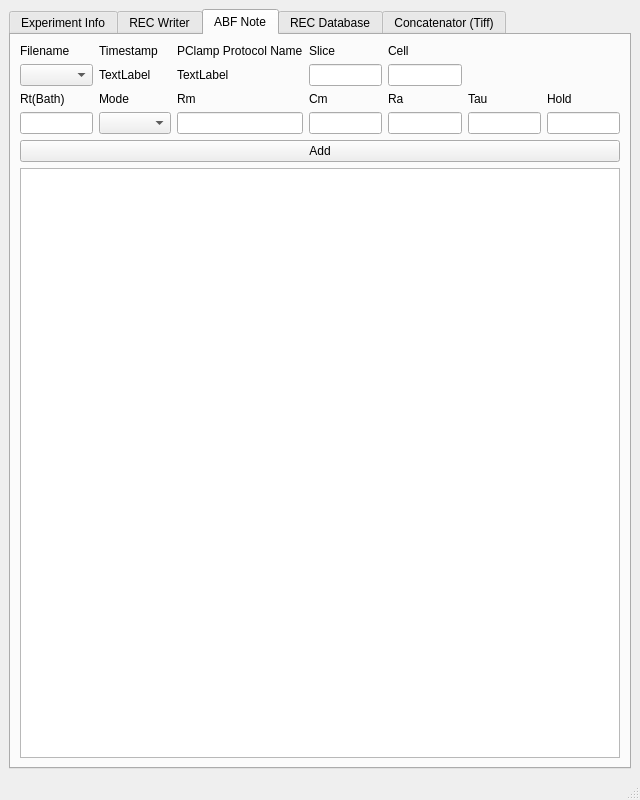
Old version of the form ui/Expdata Manager.ui in the repository kang62489/PG_003.
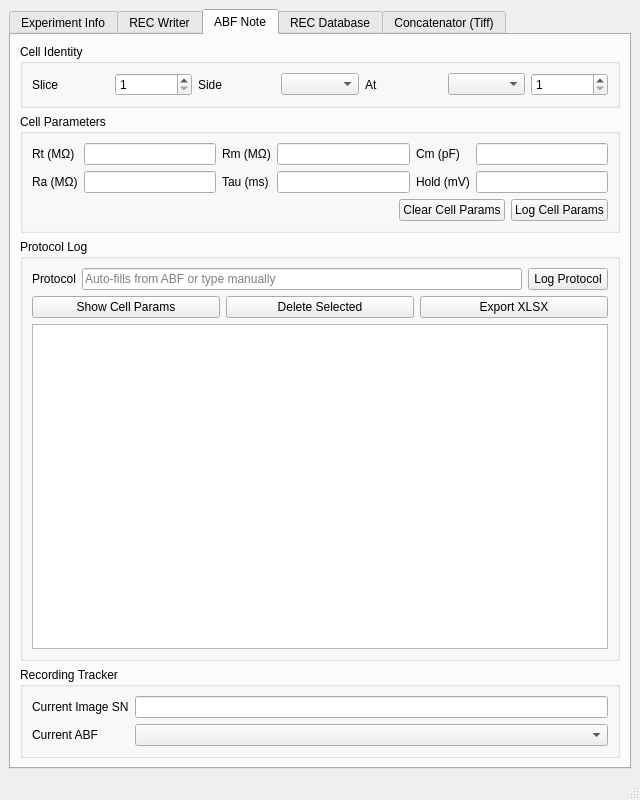
New version of the form. The open tabs and pages were chosen to show the change.

What changed in the file:
```diff
--- a/ui/Expdata Manager.ui
+++ b/ui/Expdata Manager.ui
@@ -740,146 +740,262 @@
        </attribute>
        <layout class="QVBoxLayout" name="verticalLayout_15">
         <item>
-         <layout class="QGridLayout" name="gridLayout_3">
-          <item row="2" column="0">
-           <widget class="QComboBox" name="cb_ABF_FILENAME"/>
-          </item>
-          <item row="0" column="3">
-           <widget class="QLabel" name="lbl_abfSlice">
-            <property name="text">
-             <string>Slice</string>
-            </property>
-           </widget>
-          </item>
-          <item row="0" column="0">
-           <widget class="QLabel" name="lbl_abfFilename">
-            <property name="text">
-             <string>Filename</string>
-            </property>
-           </widget>
-          </item>
-          <item row="0" column="2">
-           <widget class="QLabel" name="lbl_abfProtocol">
-            <property name="text">
-             <string>PClamp Protocol Name</string>
-            </property>
-           </widget>
-          </item>
-          <item row="0" column="4">
-           <widget class="QLabel" name="lbl_abfCell">
-            <property name="text">
-             <string>Cell</string>
-            </property>
-           </widget>
-          </item>
-          <item row="3" column="0">
-           <widget class="QLabel" name="lbl_abfRtBath">
-            <property name="text">
-             <string>Rt(Bath)</string>
-            </property>
-           </widget>
-          </item>
-          <item row="2" column="2">
-           <widget class="QLabel" name="lbl_abfProtocolVal">
-            <property name="text">
-             <string>TextLabel</string>
-            </property>
-           </widget>
-          </item>
-          <item row="4" column="0">
-           <widget class="QLineEdit" name="le_abfRtBath"/>
-          </item>
-          <item row="2" column="3">
-           <widget class="QLineEdit" name="le_abfSlice"/>
-          </item>
-          <item row="2" column="4">
-           <widget class="QLineEdit" name="le_abfCell"/>
-          </item>
-          <item row="0" column="1">
-           <widget class="QLabel" name="lbl_abfTimestamp">
-            <property name="text">
-             <string>Timestamp</string>
-            </property>
-           </widget>
-          </item>
-          <item row="2" column="1">
-           <widget class="QLabel" name="lbl_abfTimestampVal">
-            <property name="text">
-             <string>TextLabel</string>
-            </property>
-           </widget>
-          </item>
-          <item row="3" column="1">
-           <widget class="QLabel" name="lbl_abfMode">
-            <property name="text">
-             <string>Mode</string>
-            </property>
-           </widget>
-          </item>
-          <item row="4" column="1">
-           <widget class="QComboBox" name="cb_ABF_MODE"/>
-          </item>
-          <item row="3" column="2">
-           <widget class="QLabel" name="lbl_abfRm">
-            <property name="text">
-             <string>Rm</string>
-            </property>
-           </widget>
-          </item>
-          <item row="3" column="3">
-           <widget class="QLabel" name="lbl_abfCm">
-            <property name="text">
-             <string>Cm</string>
-            </property>
-           </widget>
-          </item>
-          <item row="3" column="4">
-           <widget class="QLabel" name="lbl_abfRa">
-            <property name="text">
-             <string>Ra</string>
-            </property>
-           </widget>
-          </item>
-          <item row="3" column="5">
-           <widget class="QLabel" name="lbl_abfTau">
-            <property name="text">
-             <string>Tau</string>
-            </property>
-           </widget>
-          </item>
-          <item row="4" column="2">
-           <widget class="QLineEdit" name="le_abfRm"/>
-          </item>
-          <item row="4" column="3">
-           <widget class="QLineEdit" name="le_abfCm"/>
-          </item>
-          <item row="4" column="4">
-           <widget class="QLineEdit" name="le_abfRa"/>
-          </item>
-          <item row="4" column="5">
-           <widget class="QLineEdit" name="le_abfTau"/>
-          </item>
-          <item row="3" column="6">
-           <widget class="QLabel" name="lbl_abfHold">
-            <property name="text">
-             <string>Hold</string>
-            </property>
-           </widget>
-          </item>
-          <item row="4" column="6">
-           <widget class="QLineEdit" name="le_abfHold"/>
-          </item>
-         </layout>
+         <widget class="QGroupBox" name="gb_cellIdentity">
+          <property name="title">
+           <string>Cell Identity</string>
+          </property>
+          <layout class="QHBoxLayout" name="horizontalLayout_cellId">
+           <item>
+            <widget class="QLabel" name="lbl_abfSlice">
+             <property name="text">
+              <string>Slice</string>
+             </property>
+            </widget>
+           </item>
+           <item>
+            <widget class="QSpinBox" name="sb_abfSlice">
+             <property name="minimum">
+              <number>1</number>
+             </property>
+             <property name="maximum">
+              <number>99</number>
+             </property>
+            </widget>
+           </item>
+           <item>
+            <widget class="QLabel" name="lbl_abfSide">
+             <property name="text">
+              <string>Side</string>
+             </property>
+            </widget>
+           </item>
+           <item>
+            <widget class="QComboBox" name="cb_abfSide"/>
+           </item>
+           <item>
+            <widget class="QLabel" name="lbl_abfAt">
+             <property name="text">
+              <string>At</string>
+             </property>
+            </widget>
+           </item>
+           <item>
+            <widget class="QComboBox" name="cb_abfAtType"/>
+           </item>
+           <item>
+            <widget class="QSpinBox" name="sb_abfAt">
+             <property name="minimum">
+              <number>1</number>
+             </property>
+             <property name="maximum">
+              <number>99</number>
+             </property>
+            </widget>
+           </item>
+          </layout>
+         </widget>
         </item>
         <item>
-         <widget class="QPushButton" name="btn_AddAbf">
-          <property name="text">
-           <string>Add</string>
+         <widget class="QGroupBox" name="gb_cellParams">
+          <property name="title">
+           <string>Cell Parameters</string>
           </property>
+          <layout class="QVBoxLayout" name="verticalLayout_cellParams">
+           <item>
+            <layout class="QGridLayout" name="gridLayout_cellParams">
+             <item row="0" column="0">
+              <widget class="QLabel" name="lbl_abfRt">
+               <property name="text">
+                <string>Rt (MΩ)</string>
+               </property>
+              </widget>
+             </item>
+             <item row="0" column="1">
+              <widget class="QLineEdit" name="le_abfRt"/>
+             </item>
+             <item row="0" column="2">
+              <widget class="QLabel" name="lbl_abfRm">
+               <property name="text">
+                <string>Rm (MΩ)</string>
+               </property>
+              </widget>
+             </item>
+             <item row="0" column="3">
+              <widget class="QLineEdit" name="le_abfRm"/>
+             </item>
+             <item row="0" column="4">
+              <widget class="QLabel" name="lbl_abfCm">
+               <property name="text">
+                <string>Cm (pF)</string>
+               </property>
+              </widget>
+             </item>
+             <item row="0" column="5">
+              <widget class="QLineEdit" name="le_abfCm"/>
+             </item>
+             <item row="1" column="0">
+              <widget class="QLabel" name="lbl_abfRa">
+               <property name="text">
+                <string>Ra (MΩ)</string>
+               </property>
+              </widget>
+             </item>
+             <item row="1" column="1">
+              <widget class="QLineEdit" name="le_abfRa"/>
+             </item>
+             <item row="1" column="2">
+              <widget class="QLabel" name="lbl_abfTau">
+               <property name="text">
+                <string>Tau (ms)</string>
+               </property>
+              </widget>
+             </item>
+             <item row="1" column="3">
+              <widget class="QLineEdit" name="le_abfTau"/>
+             </item>
+             <item row="1" column="4">
+              <widget class="QLabel" name="lbl_abfHold">
+               <property name="text">
+                <string>Hold (mV)</string>
+               </property>
+              </widget>
+             </item>
+             <item row="1" column="5">
+              <widget class="QLineEdit" name="le_abfHold"/>
+             </item>
+            </layout>
+           </item>
+           <item>
+            <layout class="QHBoxLayout" name="horizontalLayout_logCellParams">
+             <item>
+              <spacer name="spacer_cellParams">
+               <property name="orientation">
+                <enum>Qt::Orientation::Horizontal</enum>
+               </property>
+               <property name="sizeHint" stdset="0">
+                <size>
+                 <width>0</width>
+                 <height>0</height>
+                </size>
+               </property>
+              </spacer>
+             </item>
+             <item>
+              <widget class="QPushButton" name="btn_ClearCellParams">
+               <property name="text">
+                <string>Clear Cell Params</string>
+               </property>
+              </widget>
+             </item>
+             <item>
+              <widget class="QPushButton" name="btn_LogCellParams">
+               <property name="text">
+                <string>Log Cell Params</string>
+               </property>
+              </widget>
+             </item>
+            </layout>
+           </item>
+          </layout>
          </widget>
         </item>
         <item>
-         <widget class="QTableView" name="tv_abf"/>
+         <widget class="QGroupBox" name="gb_protocolLog">
+          <property name="title">
+           <string>Protocol Log</string>
+          </property>
+          <layout class="QVBoxLayout" name="verticalLayout_protocolLog">
+           <item>
+            <layout class="QHBoxLayout" name="horizontalLayout_protocol">
+             <item>
+              <widget class="QLabel" name="lbl_abfProtocol">
+               <property name="text">
+                <string>Protocol</string>
+               </property>
+              </widget>
+             </item>
+             <item>
+              <widget class="QLineEdit" name="le_abfProtocol">
+               <property name="placeholderText">
+                <string>Auto-fills from ABF or type manually</string>
+               </property>
+              </widget>
+             </item>
+             <item>
+              <widget class="QPushButton" name="btn_LogProtocol">
+               <property name="text">
+                <string>Log Protocol</string>
+               </property>
+              </widget>
+             </item>
+            </layout>
+           </item>
+           <item>
+            <layout class="QHBoxLayout" name="horizontalLayout_tableControls">
+             <item>
+              <widget class="QPushButton" name="btn_ToggleCellParams">
+               <property name="text">
+                <string>Show Cell Params</string>
+               </property>
+               <property name="checkable">
+                <bool>true</bool>
+               </property>
+              </widget>
+             </item>
+             <item>
+              <widget class="QPushButton" name="btn_DeleteSelected">
+               <property name="text">
+                <string>Delete Selected</string>
+               </property>
+              </widget>
+             </item>
+             <item>
+              <widget class="QPushButton" name="btn_ExportXlsx">
+               <property name="text">
+                <string>Export XLSX</string>
+               </property>
+              </widget>
+             </item>
+            </layout>
+           </item>
+           <item>
+            <widget class="QTableView" name="tv_abf"/>
+           </item>
+          </layout>
+         </widget>
+        </item>
+        <item>
+         <widget class="QGroupBox" name="gb_recordingTracker">
+          <property name="title">
+           <string>Recording Tracker</string>
+          </property>
+          <layout class="QGridLayout" name="gridLayout_tracker">
+           <item row="0" column="0">
+            <widget class="QLabel" name="lbl_currentImageSN">
+             <property name="text">
+              <string>Current Image SN</string>
+             </property>
+            </widget>
+           </item>
+           <item row="0" column="1">
+            <widget class="QLineEdit" name="le_currentImageSN">
+             <property name="readOnly">
+              <bool>true</bool>
+             </property>
+            </widget>
+           </item>
+           <item row="1" column="0">
+            <widget class="QLabel" name="lbl_currentAbf">
+             <property name="text">
+              <string>Current ABF</string>
+             </property>
+            </widget>
+           </item>
+           <item row="1" column="1">
+            <widget class="QComboBox" name="cb_currentAbf"/>
+           </item>
+          </layout>
+         </widget>
         </item>
        </layout>
       </widget>
```
Left out of the diff: 2 changed lines with no effect on the pictures.
